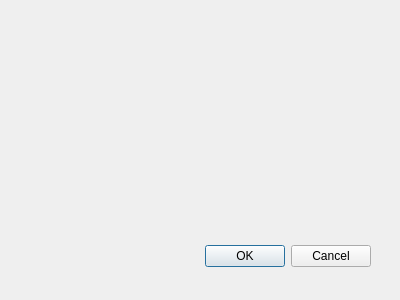
Old version of the form aboutwindow.ui in the repository NeoTheFox/RepRaptor.
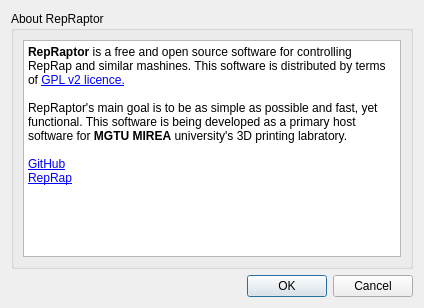
New version of the form. Icons and pictures are not drawn.

The edit to the form file:
```diff
--- a/aboutwindow.ui
+++ b/aboutwindow.ui
@@ -8,22 +8,56 @@
    <rect>
     <x>0</x>
     <y>0</y>
-    <width>400</width>
-    <height>300</height>
+    <width>424</width>
+    <height>308</height>
    </rect>
   </property>
   <property name="windowTitle">
    <string>Dialog</string>
   </property>
+  <layout class="QGridLayout" name="gridLayout">
+   <item row="0" column="0">
+    <widget class="QGroupBox" name="groupBox">
+     <property name="title">
+      <string>About RepRaptor</string>
+     </property>
+     <property name="checkable">
+      <bool>false</bool>
+     </property>
+     <layout class="QGridLayout" name="gridLayout_2">
+      <item row="0" column="0">
+       <widget class="QTextBrowser" name="textBrowser">
+        <property name="acceptDrops">
+         <bool>false</bool>
+        </property>
+        <property name="html">
+         <string>&lt;!DOCTYPE HTML PUBLIC &quot;-//W3C//DTD HTML 4.0//EN&quot; &quot;http://www.w3.org/TR/REC-html40/strict.dtd&quot;&gt;
+&lt;html&gt;&lt;head&gt;&lt;meta name=&quot;qrichtext&quot; content=&quot;1&quot; /&gt;&lt;style type=&quot;text/css&quot;&gt;
+p, li { white-space: pre-wrap; }
+&lt;/style&gt;&lt;/head&gt;&lt;body style=&quot; font-family:'Sans Serif'; font-size:9pt; font-weight:400; font-style:normal;&quot;&gt;
+&lt;p align=&quot;center&quot; style=&quot; margin-top:0px; margin-bottom:0px; margin-left:0px; margin-right:0px; -qt-block-indent:0; text-indent:0px;&quot;&gt;&lt;img src=&quot;:/pics/logo&quot; /&gt;&lt;/p&gt;
+&lt;p style=&quot; margin-top:0px; margin-bottom:0px; margin-left:0px; margin-right:0px; -qt-block-indent:0; text-indent:0px;&quot;&gt;&lt;span style=&quot; font-weight:600;&quot;&gt;RepRaptor&lt;/span&gt; is a free and open source software for controlling RepRap and similar mashines. This software is distributed by terms of &lt;a href=&quot;https://www.gnu.org/licenses/gpl-2.0.html&quot;&gt;&lt;span style=&quot; text-decoration: underline; color:#0000ff;&quot;&gt;GPL v2 licence.&lt;/span&gt;&lt;/a&gt;&lt;/p&gt;
+&lt;p style=&quot;-qt-paragraph-type:empty; margin-top:0px; margin-bottom:0px; margin-left:0px; margin-right:0px; -qt-block-indent:0; text-indent:0px; text-decoration: underline; color:#0000ff;&quot;&gt;&lt;br /&gt;&lt;/p&gt;
+&lt;p style=&quot; margin-top:0px; margin-bottom:0px; margin-left:0px; margin-right:0px; -qt-block-indent:0; text-indent:0px;&quot;&gt;RepRaptor's main goal is to be as simple as possible and fast, yet functional. This software is being developed as a primary host software for &lt;span style=&quot; font-weight:600;&quot;&gt;MGTU MIREA&lt;/span&gt; university's 3D printing labratory.&lt;/p&gt;
+&lt;p style=&quot;-qt-paragraph-type:empty; margin-top:0px; margin-bottom:0px; margin-left:0px; margin-right:0px; -qt-block-indent:0; text-indent:0px;&quot;&gt;&lt;br /&gt;&lt;/p&gt;
+&lt;p style=&quot; margin-top:0px; margin-bottom:0px; margin-left:0px; margin-right:0px; -qt-block-indent:0; text-indent:0px;&quot;&gt;&lt;a href=&quot;https://github.com/NeoTheFox/RepRaptor&quot;&gt;&lt;span style=&quot; text-decoration: underline; color:#0000ff;&quot;&gt;GitHub&lt;/span&gt;&lt;/a&gt;&lt;/p&gt;
+&lt;p style=&quot; margin-top:0px; margin-bottom:0px; margin-left:0px; margin-right:0px; -qt-block-indent:0; text-indent:0px;&quot;&gt;&lt;a href=&quot;http://www.reprap.org&quot;&gt;&lt;span style=&quot; text-decoration: underline; color:#0000ff;&quot;&gt;RepRap&lt;/span&gt;&lt;/a&gt;&lt;/p&gt;
+&lt;p style=&quot;-qt-paragraph-type:empty; margin-top:0px; margin-bottom:0px; margin-left:0px; margin-right:0px; -qt-block-indent:0; text-indent:0px; text-decoration: underline; color:#0000ff;&quot;&gt;&lt;br /&gt;&lt;/p&gt;
+&lt;p style=&quot;-qt-paragraph-type:empty; margin-top:0px; margin-bottom:0px; margin-left:0px; margin-right:0px; -qt-block-indent:0; text-indent:0px; text-decoration: underline; color:#0000ff;&quot;&gt;&lt;br /&gt;&lt;/p&gt;&lt;/body&gt;&lt;/html&gt;</string>
+        </property>
+        <property name="openExternalLinks">
+         <bool>true</bool>
+        </property>
+        <property name="openLinks">
+         <bool>true</bool>
+        </property>
+       </widget>
+      </item>
+     </layout>
+    </widget>
+   </item>
+   <item row="1" column="0">
   <widget class="QDialogButtonBox" name="buttonBox">
-   <property name="geometry">
-    <rect>
-     <x>30</x>
-     <y>240</y>
-     <width>341</width>
-     <height>32</height>
-    </rect>
-   </property>
    <property name="orientation">
     <enum>Qt::Horizontal</enum>
    </property>
@@ -31,6 +65,8 @@
     <set>QDialogButtonBox::Cancel|QDialogButtonBox::Ok</set>
    </property>
   </widget>
+   </item>
+  </layout>
  </widget>
  <pixmapfunction/>
  <resources/>
```
Left out of the diff: 7 changed lines with no effect on the pictures. Lines whose indentation alone changed are shown as unchanged.
